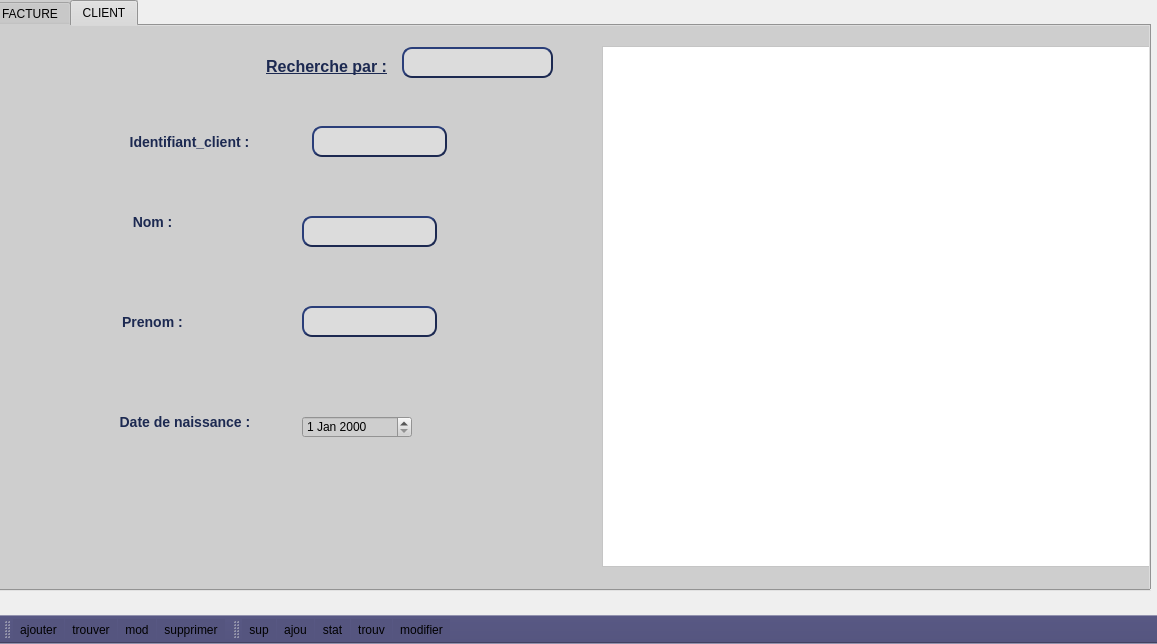
Before: the Qt Designer form mainwindow.ui in amal-souissi/projet_cpp_2A, drawn with Qt 5.
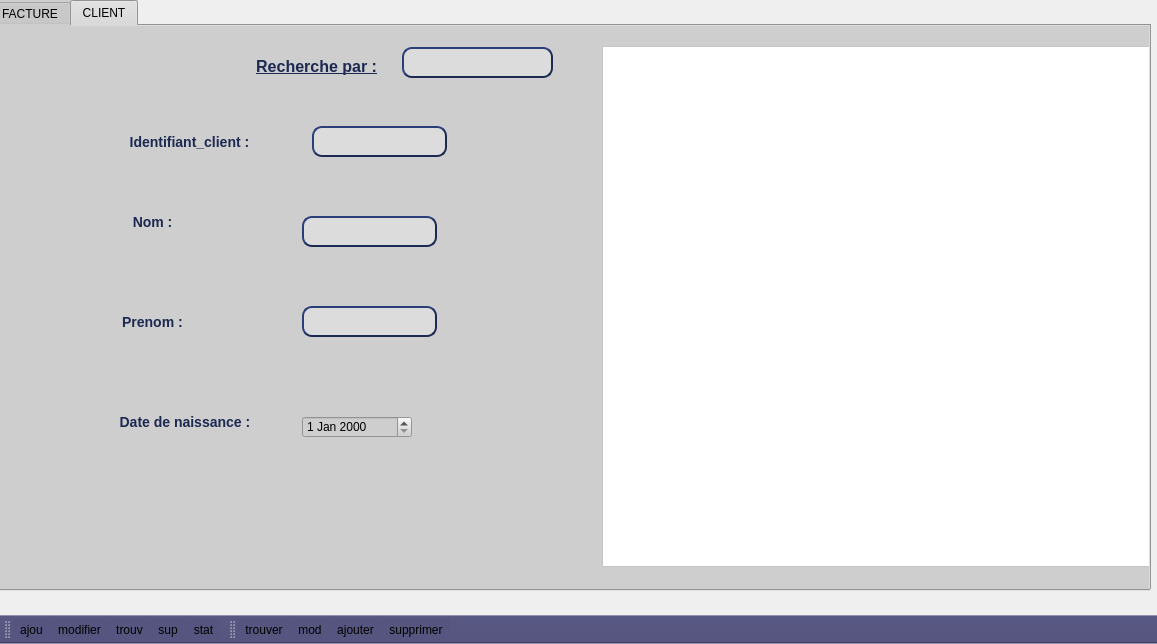
After: the same form once the commit is applied. Icons and pictures are not drawn.

Patch:
```diff
--- a/mainwindow.ui
+++ b/mainwindow.ui
@@ -318,7 +318,7 @@
        <rect>
         <x>-30</x>
         <y>20</y>
-        <width>431</width>
+        <width>421</width>
         <height>41</height>
        </rect>
       </property>
@@ -623,30 +623,30 @@
    <attribute name="toolBarBreak">
     <bool>false</bool>
    </attribute>
-   <addaction name="ajouter_client"/>
+   <addaction name="ajouter_fac"/>
+   <addaction name="modifier_fac"/>
+   <addaction name="trouver_fac"/>
+   <addaction name="suprimer_fac"/>
+   <addaction name="stat_facture"/>
+  </widget>
+  <widget class="QToolBar" name="toolBar_2">
+   <property name="windowTitle">
+    <string>toolBar_2</string>
+   </property>
+   <property name="styleSheet">
+    <string notr="true">background-color: rgb(85, 85, 127)</string>
+   </property>
+   <attribute name="toolBarArea">
+    <enum>BottomToolBarArea</enum>
+   </attribute>
+   <attribute name="toolBarBreak">
+    <bool>false</bool>
+   </attribute>
    <addaction name="trouver_client"/>
    <addaction name="modifier_client"/>
+   <addaction name="ajouter_client"/>
    <addaction name="supprimer_client"/>
   </widget>
-  <widget class="QToolBar" name="toolBar_2">
-   <property name="windowTitle">
-    <string>toolBar_2</string>
-   </property>
-   <property name="styleSheet">
-    <string notr="true">background-color: rgb(85, 85, 127)</string>
-   </property>
-   <attribute name="toolBarArea">
-    <enum>BottomToolBarArea</enum>
-   </attribute>
-   <attribute name="toolBarBreak">
-    <bool>false</bool>
-   </attribute>
-   <addaction name="suprimer_fac"/>
-   <addaction name="ajouter_fac"/>
-   <addaction name="stat_facture"/>
-   <addaction name="trouver_fac"/>
-   <addaction name="modifier_fac"/>
-  </widget>
   <action name="ajouter_client">
    <property name="icon">
     <iconset resource="files/resource.qrc">
```
Left out of the diff: 2 changed lines with no effect on the pictures.
